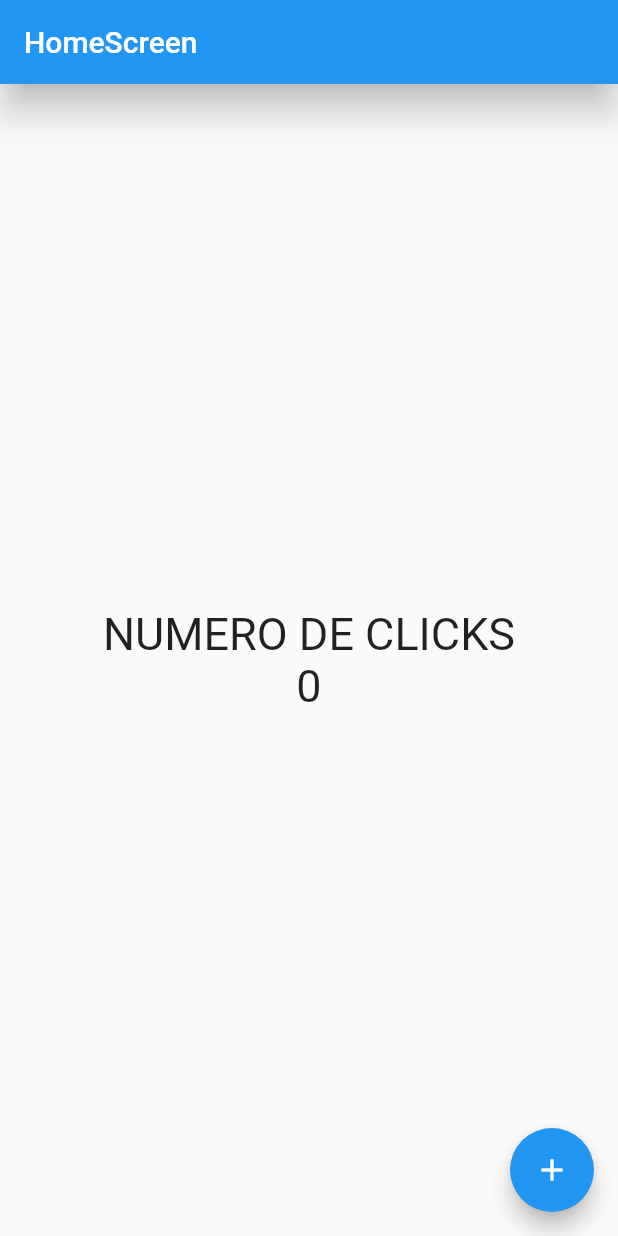
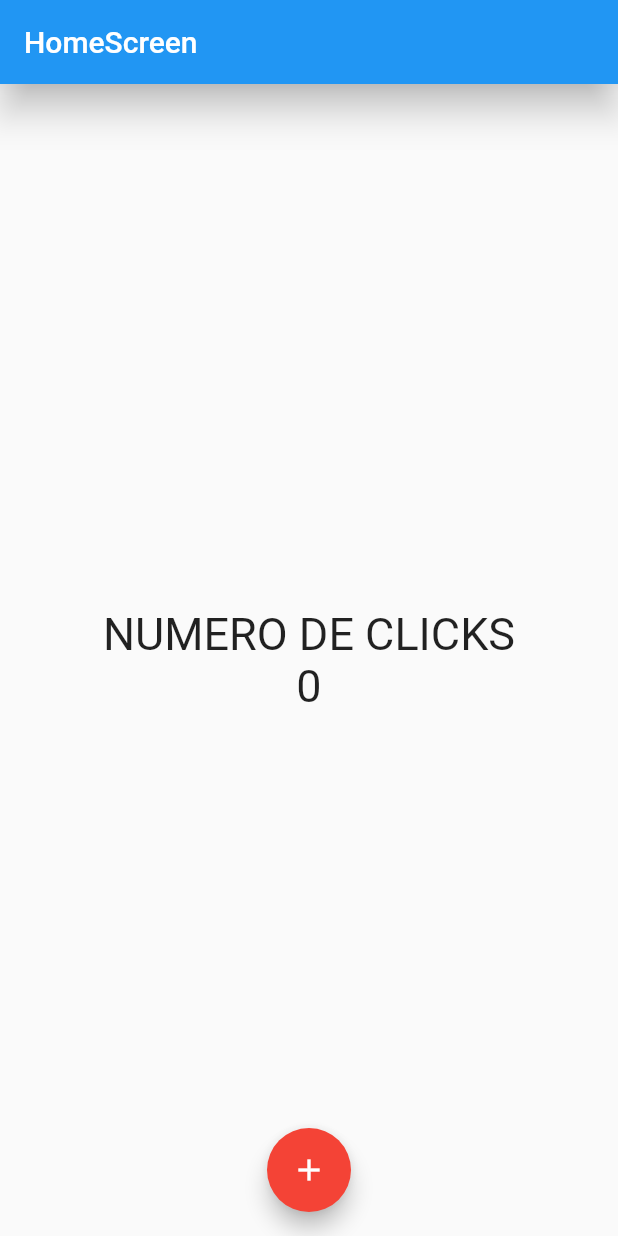
Before and after one commit to teccnoyil/Contador_flutter, a Flutter app: the screen it shows after launch, on a phone screen of 412 x 824 dp. Run offline on Flutter 3.47's test engine with Material 2 defaults, Android fonts, the phone set to English and light mode, and no system bars.

```diff
--- a/lib/screens/home_screen.dart
+++ b/lib/screens/home_screen.dart
@@ -8,7 +8,7 @@ class HomeScreen extends StatelessWidget {
 
     const fontSize30 =  TextStyle(fontSize: 30); //? creamos un parametro con los valores de fontSize
 
-    return Scaffold(
+    return Scaffold (
         //?  LIENZO/PARA EMPEZAR A COLOR LOW WIDGETS
         appBar: AppBar(
           title: const Text("HomeScreen"),
@@ -25,11 +25,14 @@ class HomeScreen extends StatelessWidget {
             ],
           ),
         ),
+        floatingActionButtonLocation: FloatingActionButtonLocation.centerFloat, //? Modificamos la pocision del boton
         floatingActionButton: FloatingActionButton(
+
           child: const Icon(Icons.add),
           onPressed: () {
             print("Hola mundo");
           },
+          backgroundColor: Colors.red,  //? Color del boton
         ),
       );
   }
```
